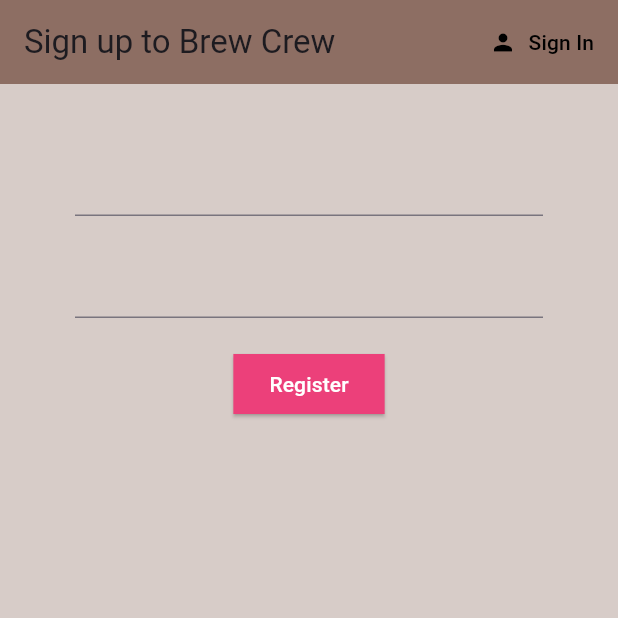
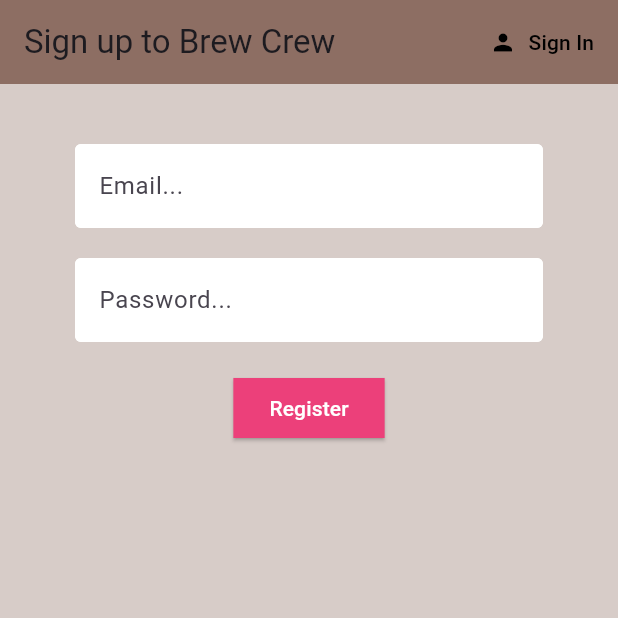
Before and after one commit to FlackCode/FlutterFirebaseLearning, a Flutter app: the screen it shows after launch, after a tap on "Sign In", after a tap on "Register", on a phone screen of 412 x 824 dp, the top half of it. Run offline on Flutter 3.47's test engine with Material 3 defaults, Android fonts, the phone set to English and light mode, and no system bars; our stand-ins replace firebase_auth, firebase_core, flutter_spinkit; accounts and stored records are empty.

Commit message:
Custom inputs and loadind screen

```diff
--- a/lib/screens/authenticate/register.dart
+++ b/lib/screens/authenticate/register.dart
@@ -1,4 +1,6 @@
 import 'package:firebasetest/services/auth.dart';
+import 'package:firebasetest/shared/constants.dart';
+import 'package:firebasetest/shared/loading.dart';
 import 'package:flutter/material.dart';
 
 class Register extends StatefulWidget {
@@ -16,10 +18,11 @@ class _RegisterState extends State<Register> {
   String email = '';
   String password = '';
   String error = '';
+  bool loading = false;
 
   @override
   Widget build(BuildContext context) {
-    return Scaffold(
+    return loading ? const Loading() : Scaffold(
       backgroundColor: Colors.brown[100],
       appBar: AppBar(
         backgroundColor: Colors.brown[400],
@@ -51,6 +54,8 @@ class _RegisterState extends State<Register> {
                   height: 20,
                 ),
                 TextFormField(
+                  decoration:
+                      textInputDecoration.copyWith(hintText: 'Email...'),
                   validator: (value) =>
                       value!.isEmpty ? 'Enter an email' : null,
                   onChanged: (value) {
@@ -63,6 +68,8 @@ class _RegisterState extends State<Register> {
                   height: 20,
                 ),
                 TextFormField(
+                  decoration:
+                      textInputDecoration.copyWith(hintText: 'Password...'),
                   validator: (value) {
                     if (value == null || value.isEmpty) {
                       return 'Enter a password';
@@ -85,11 +92,15 @@ class _RegisterState extends State<Register> {
                 ElevatedButton(
                     onPressed: () async {
                       if (_formKey.currentState!.validate()) {
+                        setState(() {
+                          loading = true;
+                        });
                         dynamic result = await _auth
                             .registerWithEmailAndPassword(email, password);
                         if (result == null) {
                           setState(() {
                             error = 'Please supply a valid email';
+                            loading = false;
                           });
                         }
                       }
--- a/lib/screens/authenticate/sign_in.dart
+++ b/lib/screens/authenticate/sign_in.dart
@@ -1,4 +1,6 @@
 import 'package:firebasetest/services/auth.dart';
+import 'package:firebasetest/shared/constants.dart';
+import 'package:firebasetest/shared/loading.dart';
 import 'package:flutter/material.dart';
 
 class SignIn extends StatefulWidget {
@@ -16,10 +18,13 @@ class _SignInState extends State<SignIn> {
   String email = '';
   String password = '';
   String error = '';
+  bool loading = false;
 
   @override
   Widget build(BuildContext context) {
-    return Scaffold(
+    return loading
+        ? const Loading()
+        : Scaffold(
             backgroundColor: Colors.brown[100],
             appBar: AppBar(
               backgroundColor: Colors.brown[400],
@@ -30,11 +35,11 @@ class _SignInState extends State<SignIn> {
                   onPressed: () {
                     widget.toggleView();
                   },
-            label: Text(
+                  label: const Text(
                     'Register',
                     style: TextStyle(color: Colors.black),
                   ),
-            icon: Icon(Icons.person, color: Colors.black),
+                  icon: const Icon(Icons.person, color: Colors.black),
                 )
               ],
             ),
@@ -60,6 +65,8 @@ class _SignInState extends State<SignIn> {
                         height: 20,
                       ),
                       TextFormField(
+                        decoration:
+                            textInputDecoration.copyWith(hintText: 'Email...'),
                         validator: (value) =>
                             value!.isEmpty ? 'Enter an email' : null,
                         onChanged: (value) {
@@ -72,6 +79,8 @@ class _SignInState extends State<SignIn> {
                         height: 20,
                       ),
                       TextFormField(
+                        decoration: textInputDecoration.copyWith(
+                            hintText: 'Password...'),
                         validator: (value) {
                           if (value == null || value.isEmpty) {
                             return 'Enter a password';
@@ -94,20 +103,26 @@ class _SignInState extends State<SignIn> {
                       ElevatedButton(
                           onPressed: () async {
                             if (_formKey.currentState!.validate()) {
-                        dynamic result = await _auth.signInWithEmailAndPassword(
-                            email, password);
+                              setState(() {
+                                loading = true;
+                              });
+                              dynamic result = await _auth
+                                  .signInWithEmailAndPassword(email, password);
                               if (result == null) {
                                 setState(() {
-                            error = 'Could not sign in with those credentials.';
+                                  error =
+                                      'Could not sign in with those credentials.';
+                                  loading = false;
                                 });
                               }
                             }
                           },
                           style: ButtonStyle(
-                      shape: WidgetStateProperty.all(RoundedRectangleBorder(
+                            shape: WidgetStateProperty.all(
+                                RoundedRectangleBorder(
                                     borderRadius: BorderRadius.circular(0))),
-                      backgroundColor:
-                          WidgetStateProperty.all<Color?>(Colors.pink[400]),
+                            backgroundColor: WidgetStateProperty.all<Color?>(
+                                Colors.pink[400]),
                           ),
                           child: const Text(
                             'Sign In',
--- /dev/null
+++ b/lib/shared/constants.dart
@@ -0,0 +1,9 @@
+import 'package:flutter/material.dart';
+
+const textInputDecoration = InputDecoration(
+    fillColor: Colors.white,
+    filled: true,
+    enabledBorder: OutlineInputBorder(
+        borderSide: BorderSide(color: Colors.white, width: 2.0)),
+    focusedBorder: OutlineInputBorder(
+        borderSide: BorderSide(color: Colors.pink, width: 2.0)));
--- a/pubspec.yaml
+++ b/pubspec.yaml
@@ -18,6 +18,7 @@ dependencies:
   cloud_firestore: ^5.0.2
   firebase_core: ^3.1.1
   provider: ^6.1.2
+  flutter_spinkit: ^5.2.1
 
 dev_dependencies:
   flutter_test:
```
Also changed, not shown: lib/shared/loading.dart (added, +19 -0 lines). Lines whose indentation alone changed are shown as unchanged.
